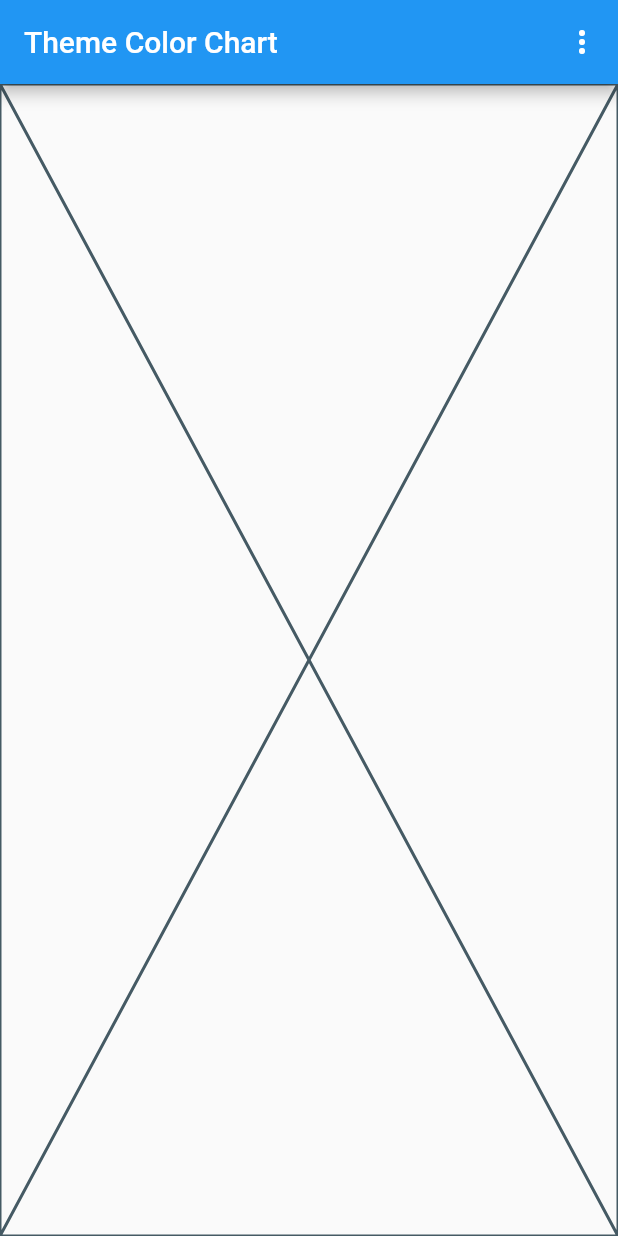
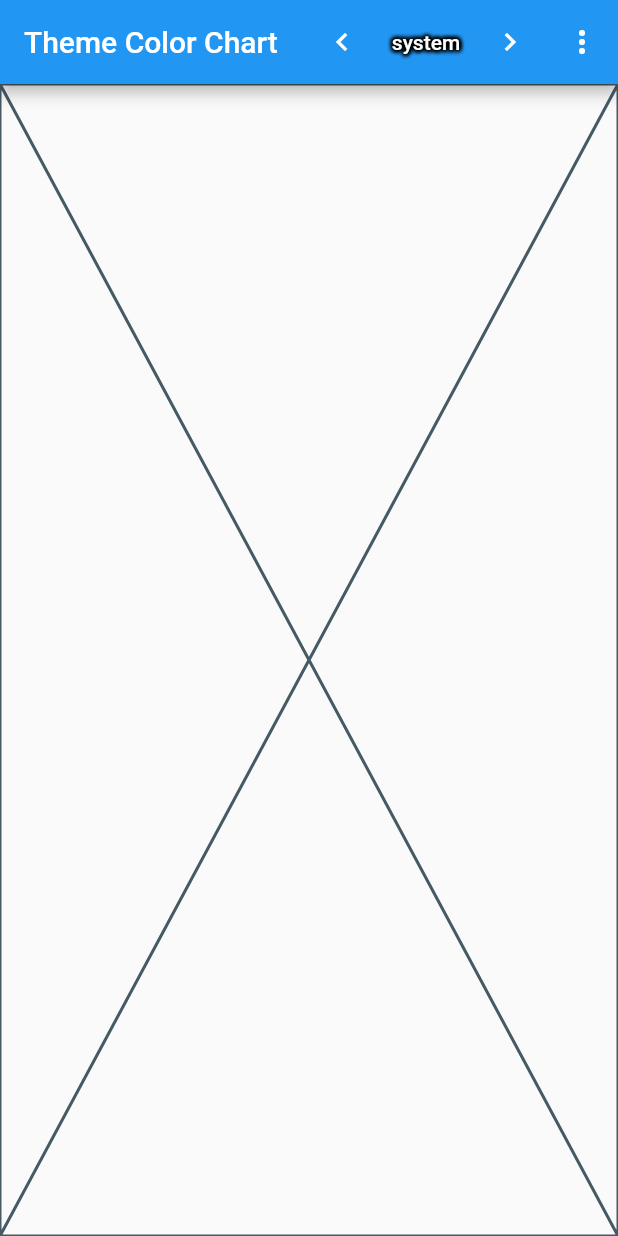
Before and after one commit to GuiRitter/FlutterThemeColorChart, a Flutter app: the screen it shows after launch, on a phone screen of 412 x 824 dp. Run offline on Flutter 3.47's test engine with Material 2 defaults, Android fonts, the light colour scheme and no system bars; our stand-ins replace shared_preferences; generated files the repository leaves out were written again.

Commit message:
added theme fast switcher

```diff
--- a/lib/ui/widgets/app_bar.widget.dart
+++ b/lib/ui/widgets/app_bar.widget.dart
@@ -4,12 +4,27 @@ import 'package:theme_color_chart/constants/app_bar_popup_menu.enum.dart';
 import 'package:theme_color_chart/constants/settings.dart';
 import 'package:theme_color_chart/constants/theme.enum.dart';
 import 'package:theme_color_chart/dialogs.dart';
+import 'package:theme_color_chart/main.dart';
 import 'package:theme_color_chart/ui/widgets/theme_option.widget.dart';
 import 'package:theme_color_chart/utils/logger.dart';
 
 final GlobalKey _appBarKey = GlobalKey();
 
 final _log = logger("AppBarWidget");
+
+const shadow = Shadow(
+  offset: Offset(
+    0.0,
+    0.0,
+  ),
+  blurRadius: 4,
+  color: Color.fromARGB(
+    255,
+    0,
+    0,
+    0,
+  ),
+);
 
 AppBar build() {
   final l10n = AppLocalizations.of(
@@ -22,6 +37,70 @@ AppBar build() {
       l10n.title,
     ),
     actions: [
+      IconButton(
+        onPressed: () {
+          var index = ThemeEnum.values.indexOf(
+                themeNotifier.value,
+              ) -
+              1;
+
+          if (index < 0) {
+            index = ThemeEnum.values.length - 1;
+          }
+
+          themeNotifier.value = ThemeEnum.values[index];
+        },
+        icon: const Icon(
+          Icons.chevron_left,
+        ),
+      ),
+      TextButton(
+        onPressed: () {},
+        child: ValueListenableBuilder(
+          valueListenable: themeNotifier,
+          builder: (_, value, __) => Stack(
+            children: [
+              // Image.asset(
+              //   'assets/checkered.png',
+              //   repeat: ImageRepeat.repeat,
+              // ),
+              Text(
+                value.name,
+                style: const TextStyle(
+                  color: Colors.white,
+                  shadows: <Shadow>[
+                    shadow,
+                    shadow,
+                    shadow,
+                    shadow,
+                    shadow,
+                    shadow,
+                    shadow,
+                    shadow,
+                  ],
+                ),
+              ),
+            ],
+          ),
+        ),
+      ),
+      IconButton(
+        onPressed: () {
+          var index = ThemeEnum.values.indexOf(
+                themeNotifier.value,
+              ) +
+              1;
+
+          if (index >= (ThemeEnum.values.length - 1)) {
+            index = 0;
+          }
+
+          themeNotifier.value = ThemeEnum.values[index];
+        },
+        icon: const Icon(
+          Icons.chevron_right,
+        ),
+      ),
       PopupMenuButton(
         itemBuilder: (context) => [
           PopupMenuItem<AppBarPopupMenuEnum>(
@@ -108,84 +187,51 @@ onHomePopupMenuItemPressed({
               themeMode: ThemeEnum.light,
               title: l10n.lightTheme,
             ),
-          ];
-
-          optionList.add(
             ThemeOptionWidget(
               themeMode: ThemeEnum.testDark,
               title: l10n.testDarkTheme,
             ),
-          );
-
-          optionList.add(
             ThemeOptionWidget(
               themeMode: ThemeEnum.testLight,
               title: l10n.testLightTheme,
             ),
-          );
-
-          optionList.add(
             ThemeOptionWidget(
               themeMode: ThemeEnum.system,
               title: l10n.systemTheme,
             ),
-          );
-
-          optionList.add(
             const ThemeOptionWidget(
               themeMode: ThemeEnum.fromSwatch,
               title: "fromSwatch",
             ),
-          );
-
-          optionList.add(
             const ThemeOptionWidget(
               themeMode: ThemeEnum.fromSeedBlack,
               title: "fromSeedBlack",
             ),
-          );
-
-          optionList.add(
             const ThemeOptionWidget(
               themeMode: ThemeEnum.fromSeedWhite,
               title: "fromSeedWhite",
             ),
-          );
-
-          optionList.add(
             const ThemeOptionWidget(
               themeMode: ThemeEnum.defaultLight,
               title: "defaultLight",
             ),
-          );
-
-          optionList.add(
             const ThemeOptionWidget(
               themeMode: ThemeEnum.highContrastLight,
               title: "highContrastLight",
             ),
-          );
-
-          optionList.add(
             const ThemeOptionWidget(
               themeMode: ThemeEnum.highContrastDark,
               title: "highContrastDark",
             ),
-          );
-
-          optionList.add(
             const ThemeOptionWidget(
               themeMode: ThemeEnum.defaultDark,
               title: "defaultDark",
             ),
-          );
-
-          optionList.add(
             const ThemeOptionWidget(
               themeMode: ThemeEnum.fromSwatchDark,
               title: "fromSwatchDark",
             ),
-          );
+          ];
 
           return AlertDialog(
             title: Text(
--- a/pubspec.yaml
+++ b/pubspec.yaml
@@ -16,7 +16,7 @@ publish_to: 'none' # Remove this line if you wish to publish to pub.dev
 # https://developer.apple.com/library/archive/documentation/General/Reference/InfoPlistKeyReference/Articles/CoreFoundationKeys.html
 # In Windows, build-name is used as the major, minor, and patch parts
 # of the product and file versions while build-number is used as the build suffix.
-version: 0.0.2+2
+version: 0.0.3+3
 
 environment:
   sdk: '>=3.1.0 <4.0.0'
```
